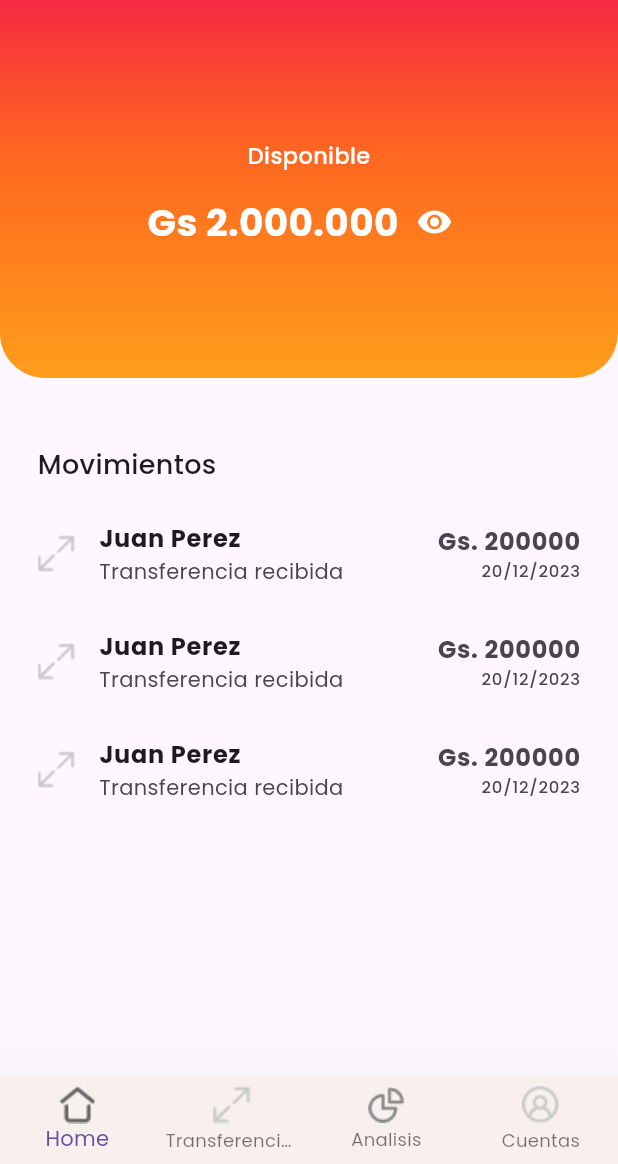
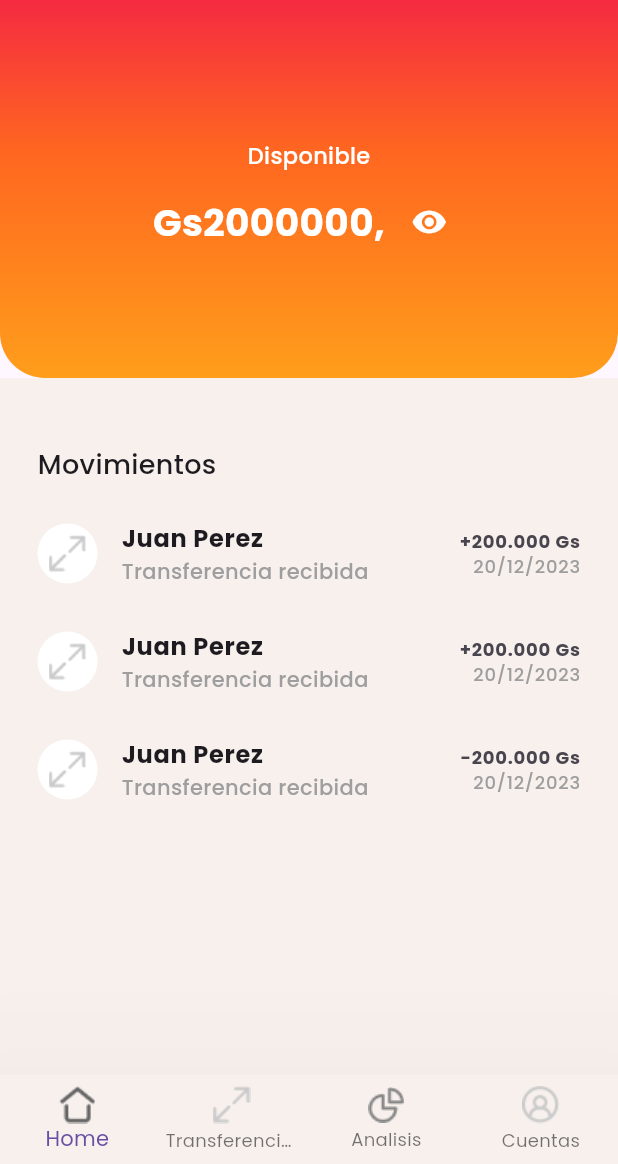
Before and after one commit to ramirezsebas/e_app, a Flutter app: the screen it shows after launch, after a tap on the "visibility" icon, after a tap on the "visibility off" icon, on a phone screen of 412 x 824 dp, the part 72-1236 px from its top. Run offline on Flutter 3.47's test engine with Material 3 defaults, Android fonts, the phone set to English and light mode, and no system bars; our stand-ins replace bloc, equatable, flutter_bloc, google_fonts, pie_chart; generated files the repository leaves out were written again.

Commit message:
refactor: ajustamos al figma

```diff
--- /dev/null
+++ b/lib/app/core/extensions/formatter_extension.dart
@@ -0,0 +1,19 @@
+import 'package:intl/intl.dart';
+
+enum CurrencyLocation { start, end }
+
+extension NumX on num {
+  String toCurrency(
+    String currency, {
+    CurrencyLocation location = CurrencyLocation.start,
+  }) {
+    return NumberFormat.currency(
+      locale: 'es',
+      decimalDigits: 0,
+      symbol: currency,
+      customPattern: location == CurrencyLocation.start
+          ? '\u00A4. #,###'
+          : '#,### \u00A4.',
+    ).format(this);
+  }
+}
--- a/lib/app/core/widgets/account_balance.dart
+++ b/lib/app/core/widgets/account_balance.dart
@@ -1,5 +1,5 @@
+import 'package:e_app/app/core/extensions/formatter_extension.dart';
 import 'package:flutter/material.dart';
-import 'package:intl/intl.dart';
 
 class AccountBalance extends StatelessWidget {
   const AccountBalance({
@@ -56,20 +56,14 @@ class AccountBalance extends StatelessWidget {
   }
 
   String _formatHiddenBalance() {
-    final formattedBalance = NumberFormat.currency(
-      locale: 'es',
-      decimalDigits: 0,
-      symbol: currency,
-      customPattern: '\u00A4 #,###',
-    ).format(balance);
-
     return isHidden
-        ? formattedBalance
+        ? balance
+            .toCurrency(currency)
             .replaceAll(
               RegExp(r'\d'),
               '*',
             )
             .replaceAll('.', '*')
-        : formattedBalance;
+        : balance.toCurrency(currency);
   }
 }
--- a/lib/app/data/repositories/movements_repository.dart
+++ b/lib/app/data/repositories/movements_repository.dart
@@ -10,6 +10,7 @@ class MovementsRepository {
       description: 'Transferencia recibida',
       date: '20/12/2023',
       sender: 'Juan Perez',
+      type: MovementType.income,
     ),
     MovementeModel(
       image: Assets.icons.transfers.path,
@@ -18,6 +19,7 @@ class MovementsRepository {
       description: 'Transferencia recibida',
       date: '20/12/2023',
       sender: 'Juan Perez',
+      type: MovementType.income,
     ),
     MovementeModel(
       image: Assets.icons.transfers.path,
@@ -26,6 +28,7 @@ class MovementsRepository {
       description: 'Transferencia recibida',
       date: '20/12/2023',
       sender: 'Juan Perez',
+      type: MovementType.expense,
     ),
   ];
 
--- a/lib/app/domain/models/movement_model.dart
+++ b/lib/app/domain/models/movement_model.dart
@@ -1,4 +1,6 @@
 import 'package:equatable/equatable.dart';
+
+enum MovementType { income, expense }
 
 class MovementeModel extends Equatable {
   const MovementeModel({
@@ -8,6 +10,7 @@ class MovementeModel extends Equatable {
     required this.description,
     required this.date,
     required this.sender,
+    required this.type,
   });
 
   factory MovementeModel.fromJson(Map<String, dynamic> json) {
@@ -18,6 +21,8 @@ class MovementeModel extends Equatable {
       description: json['description'] as String,
       date: json['date'] as String,
       sender: json['sender'] as String,
+      type:
+          json['type'] == 'income' ? MovementType.income : MovementType.expense,
     );
   }
 
@@ -27,8 +32,18 @@ class MovementeModel extends Equatable {
   final String description;
   final String date;
   final String sender;
+  final MovementType type;
+
+  String get sign => type == MovementType.income ? '+' : '-';
 
   @override
-  List<Object?> get props =>
-      [image, amount, currency, description, date, sender];
+  List<Object?> get props => [
+        image,
+        amount,
+        currency,
+        description,
+        date,
+        sender,
+        type,
+      ];
 }
--- a/lib/app/presentation/screens/home_screen.dart
+++ b/lib/app/presentation/screens/home_screen.dart
@@ -1,3 +1,6 @@
+// ignore_for_file: lines_longer_than_80_chars
+
+import 'package:e_app/app/core/extensions/formatter_extension.dart';
 import 'package:e_app/app/core/widgets/account_balance.dart';
 import 'package:e_app/app/core/widgets/e_app_bar.dart';
 import 'package:e_app/app/presentation/cubits/account_balance/account_balance_cubit.dart';
@@ -14,6 +17,7 @@ class HomeScreen extends StatelessWidget {
   @override
   Widget build(BuildContext context) {
     return Scaffold(
+      backgroundColor: const Color(0xffF7F0ED),
       appBar: EAppBar(
         title: Assets.images.logo.image(),
         body: Container(
@@ -77,26 +81,46 @@ class HomeScreen extends StatelessWidget {
                           final movement = state.movements[index];
                           return ListTile(
                             contentPadding: EdgeInsets.zero,
-                            leading: Image.asset(movement.image),
+                            leading: CircleAvatar(
+                              backgroundColor: Colors.white,
+                              child: Image.asset(
+                                movement.image,
+                              ),
+                            ),
                             title: Text(
                               movement.sender,
                               style: const TextStyle(
                                 fontWeight: FontWeight.bold,
                               ),
                             ),
-                            subtitle: Text(movement.description),
+                            subtitle: Text(
+                              movement.description,
+                              style: const TextStyle(
+                                color: Colors.grey,
+                                fontWeight: FontWeight.w500,
+                              ),
+                            ),
                             trailing: Column(
                               mainAxisSize: MainAxisSize.min,
                               crossAxisAlignment: CrossAxisAlignment.end,
                               children: [
                                 Text(
-                                  '${movement.currency}. ${movement.amount}',
+                                  '${movement.sign}${movement.amount.toCurrency(
+                                    movement.currency,
+                                    location: CurrencyLocation.end,
+                                  )}',
                                   style: const TextStyle(
-                                    fontSize: 16,
+                                    fontSize: 12,
                                     fontWeight: FontWeight.bold,
                                   ),
                                 ),
-                                Text(movement.date),
+                                Text(
+                                  movement.date,
+                                  style: const TextStyle(
+                                    color: Colors.grey,
+                                    fontSize: 12,
+                                  ),
+                                ),
                               ],
                             ),
                           );
```
